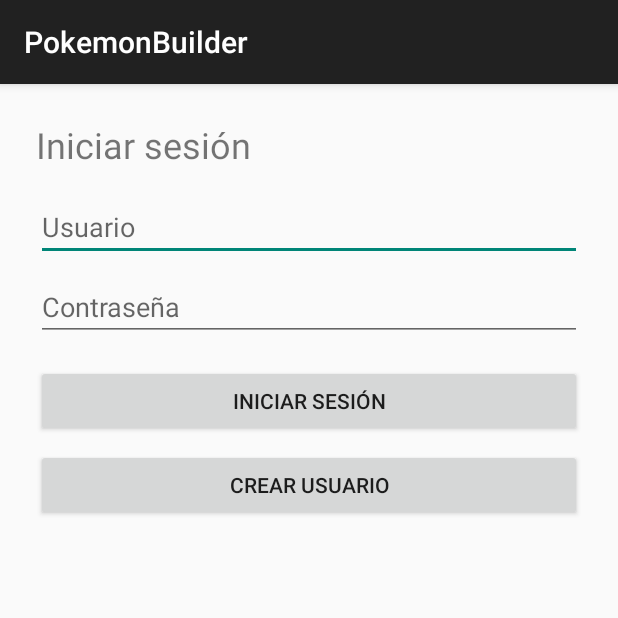
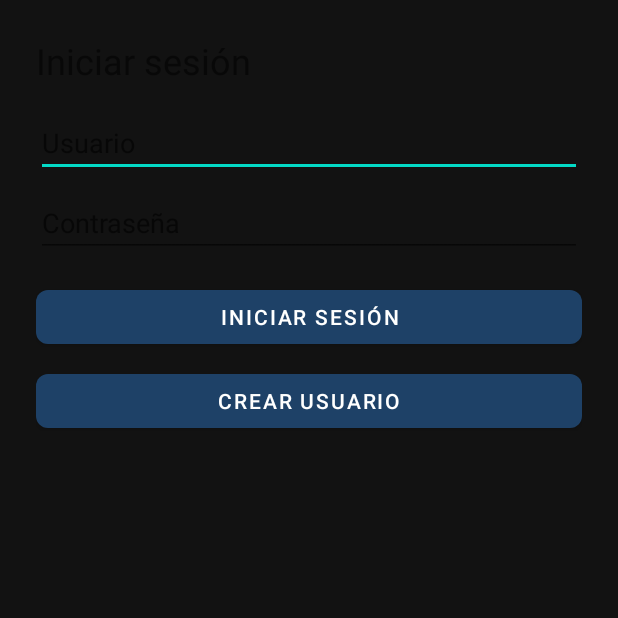
Before and after one commit to SaidSamit/PokemonBuilder, an Android app: the screen it shows after launch (LoginActivity), on a phone screen of 412 x 824 dp, the top half of it. Run offline under Robolectric (Android 15) with nearby library versions, the phone set to English and light mode, and no system bars.

Commit message:
cambios esteticos

```diff
--- a/app/src/main/AndroidManifest.xml
+++ b/app/src/main/AndroidManifest.xml
@@ -18,7 +18,7 @@
         android:icon="@mipmap/ic_launcher"
         android:roundIcon="@mipmap/ic_launcher_round"
         android:supportsRtl="true"
-        android:theme="@style/Theme.AppCompat.Light.DarkActionBar">
+        android:theme="@style/Theme.PokemonMinimal">
 
         <!-- Activity principal (pantalla de login) -->
         <activity
--- a/app/src/main/res/values-night/themes.xml
+++ b/app/src/main/res/values-night/themes.xml
@@ -1,7 +1,14 @@
+<?xml version="1.0" encoding="utf-8"?>
 <resources xmlns:tools="http://schemas.android.com/tools">
-    <!-- Base application theme. -->
-    <style name="Base.Theme.PokemonBuilder" parent="Theme.Material3.DayNight.NoActionBar">
-        <!-- Customize your dark theme here. -->
-        <!-- <item name="colorPrimary">@color/my_dark_primary</item> -->
+
+    <style name="Theme.PokemonMinimal" parent="Theme.MaterialComponents.DayNight.NoActionBar">
+        <item name="colorPrimary">@color/primary_blue</item>
+        <item name="colorOnPrimary">@color/on_primary</item>
+        <item name="colorSurface">@color/surface_dark</item>
+        <item name="android:windowBackground">@color/background_dark</item>
+        <item name="colorOnSurface">@color/text_primary</item>
+        <item name="android:statusBarColor">@color/primary_blue</item>
+        <item name="android:navigationBarColor">@color/surface_dark</item>
     </style>
+
 </resources>
--- a/app/src/main/res/values/colors.xml
+++ b/app/src/main/res/values/colors.xml
@@ -1,5 +1,15 @@
 <?xml version="1.0" encoding="utf-8"?>
 <resources>
-    <color name="black">#FF000000</color>
-    <color name="white">#FFFFFFFF</color>
+    <!-- Paleta principal -->
+    <color name="primary_blue">#1e4167</color>
+    <color name="surface_dark">#383838</color>
+    <color name="muted_gray">#5a5a5a</color>
+
+    <!-- Soporte y contraste -->
+    <color name="on_primary">#FFFFFF</color>
+    <color name="background_dark">#121212</color>
+    <color name="surface_variant">#2B2B2B</color>
+    <color name="divider">#2E2E2E</color>
+    <color name="text_primary">#EDEDED</color>
+    <color name="text_secondary">#BDBDBD</color>
 </resources>
--- a/app/src/main/res/values/themes.xml
+++ b/app/src/main/res/values/themes.xml
@@ -1,9 +1,34 @@
+<?xml version="1.0" encoding="utf-8"?>
 <resources xmlns:tools="http://schemas.android.com/tools">
-    <!-- Base application theme. -->
-    <style name="Base.Theme.PokemonBuilder" parent="Theme.Material3.DayNight.NoActionBar">
-        <!-- Customize your light theme here. -->
-        <!-- <item name="colorPrimary">@color/my_light_primary</item> -->
+
+    <style name="Theme.PokemonMinimal" parent="Theme.MaterialComponents.DayNight.NoActionBar">
+        <!-- Core colors -->
+        <item name="colorPrimary">@color/primary_blue</item>
+        <item name="colorOnPrimary">@color/on_primary</item>
+        <item name="colorSurface">@color/surface_dark</item>
+
+        <!-- Window background (usar android:windowBackground en lugar de colorBackground) -->
+        <item name="android:windowBackground">@color/background_dark</item>
+
+        <item name="colorOnSurface">@color/text_primary</item>
+        <item name="colorOnBackground">@color/text_primary</item>
+
+        <!-- App bar and system bars -->
+        <item name="android:statusBarColor">@color/primary_blue</item>
+        <item name="android:navigationBarColor">@color/surface_dark</item>
+
+        <!-- Material components defaults -->
+        <item name="materialCardViewStyle">@style/Widget.MaterialComponents.CardView</item>
+        <item name="materialButtonStyle">@style/Widget.MaterialComponents.Button</item>
+
+        <!-- Shape token para componentes pequeños -->
+        <item name="shapeAppearanceSmallComponent">@style/ShapeAppearance.App.SmallComponent</item>
     </style>
 
-    <style name="Theme.PokemonBuilder" parent="Base.Theme.PokemonBuilder" />
+    <!-- Shape token para cards y botones -->
+    <style name="ShapeAppearance.App.SmallComponent" parent="ShapeAppearance.MaterialComponents.SmallComponent">
+        <item name="cornerFamily">rounded</item>
+        <item name="cornerSize">8dp</item>
+    </style>
+
 </resources>
```
Also changed, not shown: app/src/main/res/values-v23/themes.xml (+7 -1 lines), app/src/main/res/values/dimens.xml (+7 -1 lines), app/src/main/res/values/text_appearances.xml (added, +17 -0 lines).
